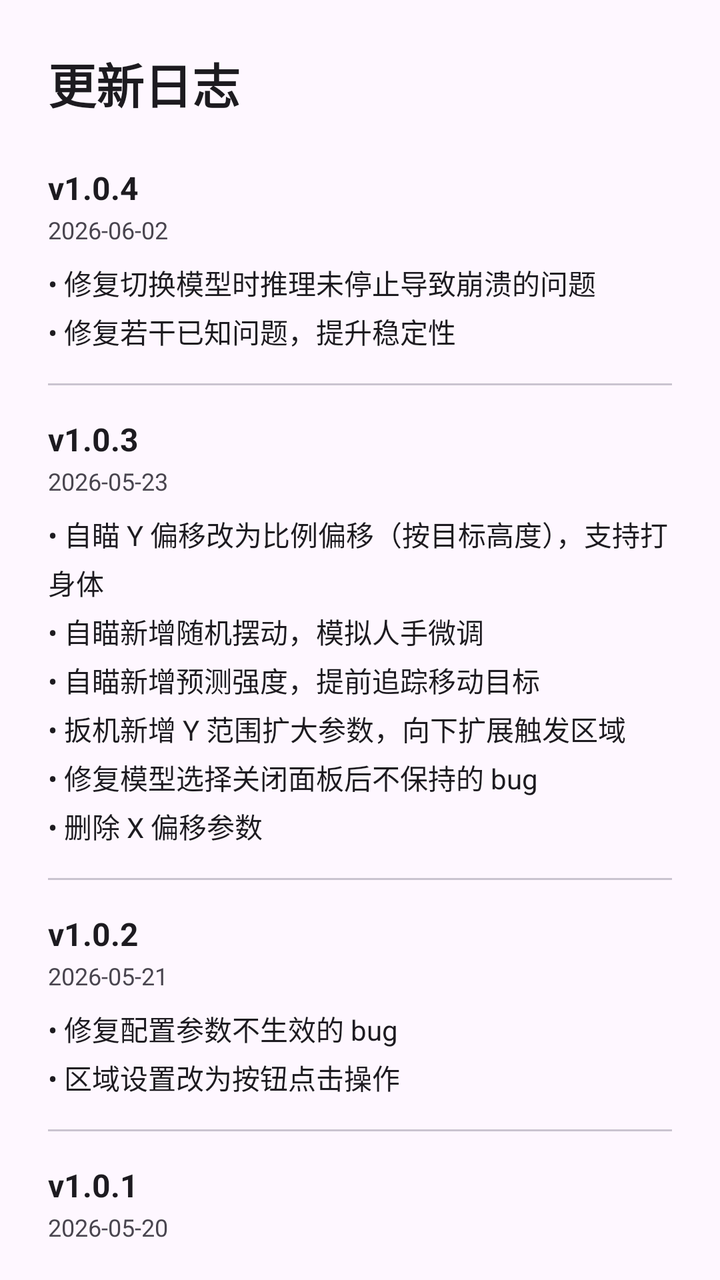
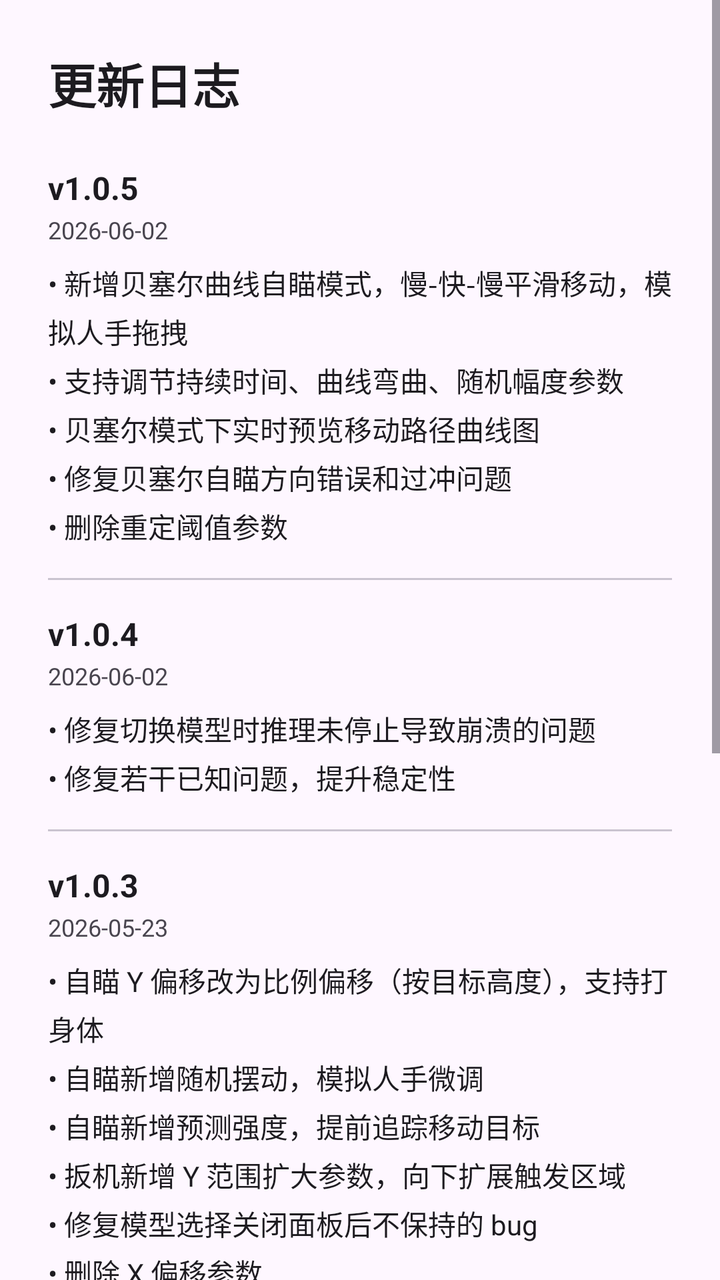

An Android layout rendered at two revisions. The XML below is the earlier revision; the diff shows what the commit changed to produce the second picture.
<!-- AndroidManifest.xml: application theme Theme.Aimbot -->
<!-- res/layout/dialog_changelog.xml -->
<?xml version="1.0" encoding="utf-8"?>
<LinearLayout xmlns:android="http://schemas.android.com/apk/res/android"
    android:layout_width="match_parent"
    android:layout_height="wrap_content"
    android:orientation="vertical"
    android:paddingTop="24dp"
    android:paddingBottom="16dp"
    android:paddingStart="24dp"
    android:paddingEnd="24dp">

    <TextView
        android:layout_width="wrap_content"
        android:layout_height="wrap_content"
        android:text="更新日志"
        android:textSize="24sp"
        android:textColor="?attr/colorOnSurface"
        android:textStyle="bold" />

    <LinearLayout
        android:layout_width="match_parent"
        android:layout_height="wrap_content"
        android:orientation="vertical"
        android:layout_marginTop="24dp">

        
        <LinearLayout
            android:layout_width="match_parent"
            android:layout_height="wrap_content"
            android:orientation="vertical">

            <TextView
                android:layout_width="wrap_content"
                android:layout_height="wrap_content"
                android:text="v1.0.4"
                android:textSize="16sp"
                android:textColor="?attr/colorOnSurface"
                android:textStyle="bold" />

            <TextView
                android:layout_width="wrap_content"
                android:layout_height="wrap_content"
                android:text="2026-06-02"
                android:textSize="12sp"
                android:textColor="?attr/colorOnSurfaceVariant"
                android:layout_marginTop="2dp" />

            <TextView
                android:layout_width="wrap_content"
                android:layout_height="wrap_content"
                android:text="• 修复切换模型时推理未停止导致崩溃的问题\n• 修复若干已知问题，提升稳定性"
                android:textSize="14sp"
                android:textColor="?attr/colorOnSurface"
                android:layout_marginTop="8dp"
                android:lineSpacingExtra="4dp" />
        </LinearLayout>

        <View
            android:layout_width="match_parent"
            android:layout_height="1dp"
            android:background="?attr/colorOutlineVariant"
            android:layout_marginTop="16dp"
            android:layout_marginBottom="16dp" />

        
        <LinearLayout
            android:layout_width="match_parent"
            android:layout_height="wrap_content"
            android:orientation="vertical">

            <TextView
                android:layout_width="wrap_content"
                android:layout_height="wrap_content"
                android:text="v1.0.3"
                android:textSize="16sp"
                android:textColor="?attr/colorOnSurface"
                android:textStyle="bold" />

            <TextView
                android:layout_width="wrap_content"
                android:layout_height="wrap_content"
                android:text="2026-05-23"
                android:textSize="12sp"
                android:textColor="?attr/colorOnSurfaceVariant"
                android:layout_marginTop="2dp" />

            <TextView
                android:layout_width="wrap_content"
                android:layout_height="wrap_content"
                android:text="• 自瞄 Y 偏移改为比例偏移（按目标高度），支持打身体\n• 自瞄新增随机摆动，模拟人手微调\n• 自瞄新增预测强度，提前追踪移动目标\n• 扳机新增 Y 范围扩大参数，向下扩展触发区域\n• 修复模型选择关闭面板后不保持的 bug\n• 删除 X 偏移参数"
                android:textSize="14sp"
                android:textColor="?attr/colorOnSurface"
                android:layout_marginTop="8dp"
                android:lineSpacingExtra="4dp" />
        </LinearLayout>

        <View
            android:layout_width="match_parent"
            android:layout_height="1dp"
            android:background="?attr/colorOutlineVariant"
            android:layout_marginTop="16dp"
            android:layout_marginBottom="16dp" />

        
        <LinearLayout
            android:layout_width="match_parent"
            android:layout_height="wrap_content"
            android:orientation="vertical">

            <TextView
                android:layout_width="wrap_content"
                android:layout_height="wrap_content"
                android:text="v1.0.2"
                android:textSize="16sp"
                android:textColor="?attr/colorOnSurface"
                android:textStyle="bold" />

            <TextView
                android:layout_width="wrap_content"
                android:layout_height="wrap_content"
                android:text="2026-05-21"
                android:textSize="12sp"
                android:textColor="?attr/colorOnSurfaceVariant"
                android:layout_marginTop="2dp" />

            <TextView
                android:layout_width="wrap_content"
                android:layout_height="wrap_content"
                android:text="• 修复配置参数不生效的 bug\n• 区域设置改为按钮点击操作"
                android:textSize="14sp"
                android:textColor="?attr/colorOnSurface"
                android:layout_marginTop="8dp"
                android:lineSpacingExtra="4dp" />
        </LinearLayout>

        <View
            android:layout_width="match_parent"
            android:layout_height="1dp"
            android:background="?attr/colorOutlineVariant"
            android:layout_marginTop="16dp"
            android:layout_marginBottom="16dp" />

        
        <LinearLayout
            android:layout_width="match_parent"
            android:layout_height="wrap_content"
            android:orientation="vertical">

            <TextView
                android:layout_width="wrap_content"
                android:layout_height="wrap_content"
                android:text="v1.0.1"
                android:textSize="16sp"
                android:textColor="?attr/colorOnSurface"
                android:textStyle="bold" />

            <TextView
                android:layout_width="wrap_content"
                android:layout_height="wrap_content"
                android:text="2026-05-20"
                android:textSize="12sp"
                android:textColor="?attr/colorOnSurfaceVariant"
                android:layout_marginTop="2dp" />

            <TextView
                android:layout_width="wrap_content"
                android:layout_height="wrap_content"
                android:text="• UI 细节优化，体验更流畅\n• 修复若干已知问题"
                android:textSize="14sp"
                android:textColor="?attr/colorOnSurface"
                android:layout_marginTop="8dp"
                android:lineSpacingExtra="4dp" />
        </LinearLayout>

        <View
            android:layout_width="match_parent"
            android:layout_height="1dp"
            android:background="?attr/colorOutlineVariant"
            android:layout_marginTop="16dp"
            android:layout_marginBottom="16dp" />

        
        <LinearLayout
            android:layout_width="match_parent"
            android:layout_height="wrap_content"
            android:orientation="vertical">

            <TextView
                android:layout_width="wrap_content"
                android:layout_height="wrap_content"
                android:text="v1.0.0"
                android:textSize="16sp"
                android:textColor="?attr/colorOnSurface"
                android:textStyle="bold" />

            <TextView
                android:layout_width="wrap_content"
                android:layout_height="wrap_content"
                android:text="2026-05-18"
                android:textSize="12sp"
                android:textColor="?attr/colorOnSurfaceVariant"
                android:layout_marginTop="2dp" />

            <TextView
                android:layout_width="wrap_content"
                android:layout_height="wrap_content"
                android:text="• AI 目标检测，支持骁龙 QNN 硬件加速\n• 自瞄模式，智能追踪目标\n• 扳机模式，精准触发射击\n• 多精度模型可选"
                android:textSize="14sp"
                android:textColor="?attr/colorOnSurface"
                android:layout_marginTop="8dp"
                android:lineSpacingExtra="4dp" />
        </LinearLayout>

    </LinearLayout>

</LinearLayout>
<!-- resources referenced by this layout -->
<resources>
  <style name="Theme.Aimbot" parent="Base.Theme.Aimbot" />
  <style name="Base.Theme.Aimbot" parent="Theme.Material3.DayNight.NoActionBar">
          
          
      </style>
</resources>

<!-- the commit's change to res/layout/dialog_changelog.xml (unified diff, before → after) -->
@@ -1,5 +1,9 @@
 <?xml version="1.0" encoding="utf-8"?>
-<LinearLayout xmlns:android="http://schemas.android.com/apk/res/android"
+<ScrollView xmlns:android="http://schemas.android.com/apk/res/android"
+    android:layout_width="match_parent"
+    android:layout_height="wrap_content">
+
+<LinearLayout
     android:layout_width="match_parent"
     android:layout_height="wrap_content"
     android:orientation="vertical"
@@ -31,6 +35,45 @@
             <TextView
                 android:layout_width="wrap_content"
                 android:layout_height="wrap_content"
+                android:text="v1.0.5"
+                android:textSize="16sp"
+                android:textColor="?attr/colorOnSurface"
+                android:textStyle="bold" />
+
+            <TextView
+                android:layout_width="wrap_content"
+                android:layout_height="wrap_content"
+                android:text="2026-06-02"
+                android:textSize="12sp"
+                android:textColor="?attr/colorOnSurfaceVariant"
+                android:layout_marginTop="2dp" />
+
+            <TextView
+                android:layout_width="wrap_content"
+                android:layout_height="wrap_content"
+                android:text="• 新增贝塞尔曲线自瞄模式，慢-快-慢平滑移动，模拟人手拖拽\n• 支持调节持续时间、曲线弯曲、随机幅度参数\n• 贝塞尔模式下实时预览移动路径曲线图\n• 修复贝塞尔自瞄方向错误和过冲问题\n• 删除重定阈值参数"
+                android:textSize="14sp"
+                android:textColor="?attr/colorOnSurface"
+                android:layout_marginTop="8dp"
+                android:lineSpacingExtra="4dp" />
+        </LinearLayout>
+
+        <View
+            android:layout_width="match_parent"
+            android:layout_height="1dp"
+            android:background="?attr/colorOutlineVariant"
+            android:layout_marginTop="16dp"
+            android:layout_marginBottom="16dp" />
+
+        
+        <LinearLayout
+            android:layout_width="match_parent"
+            android:layout_height="wrap_content"
+            android:orientation="vertical">
+
+            <TextView
+                android:layout_width="wrap_content"
+                android:layout_height="wrap_content"
                 android:text="v1.0.4"
                 android:textSize="16sp"
                 android:textColor="?attr/colorOnSurface"
@@ -213,3 +256,5 @@
     </LinearLayout>
 
 </LinearLayout>
+
+</ScrollView>
